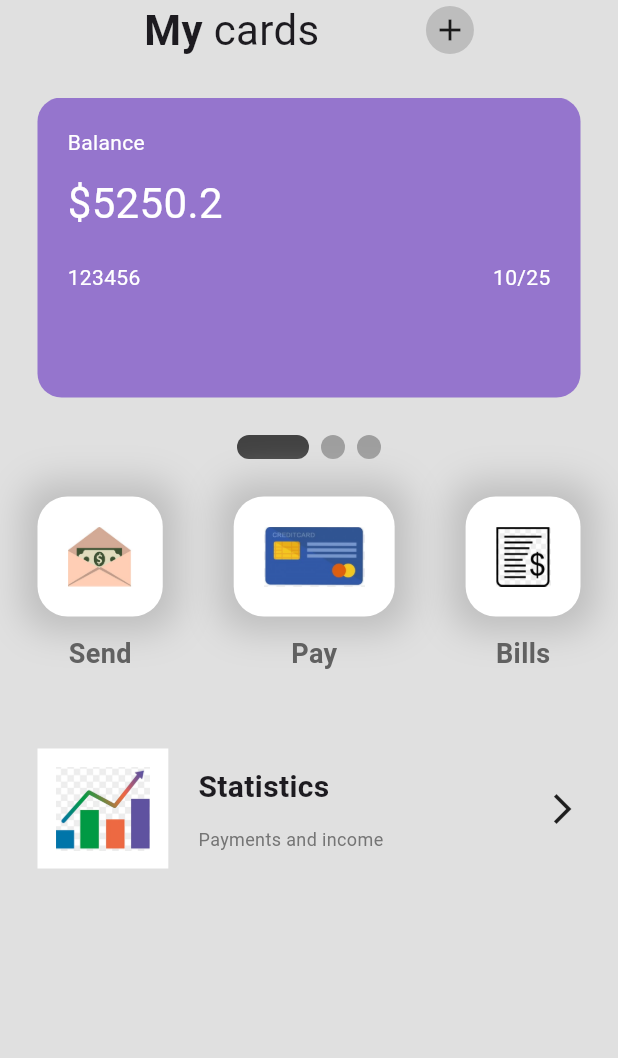
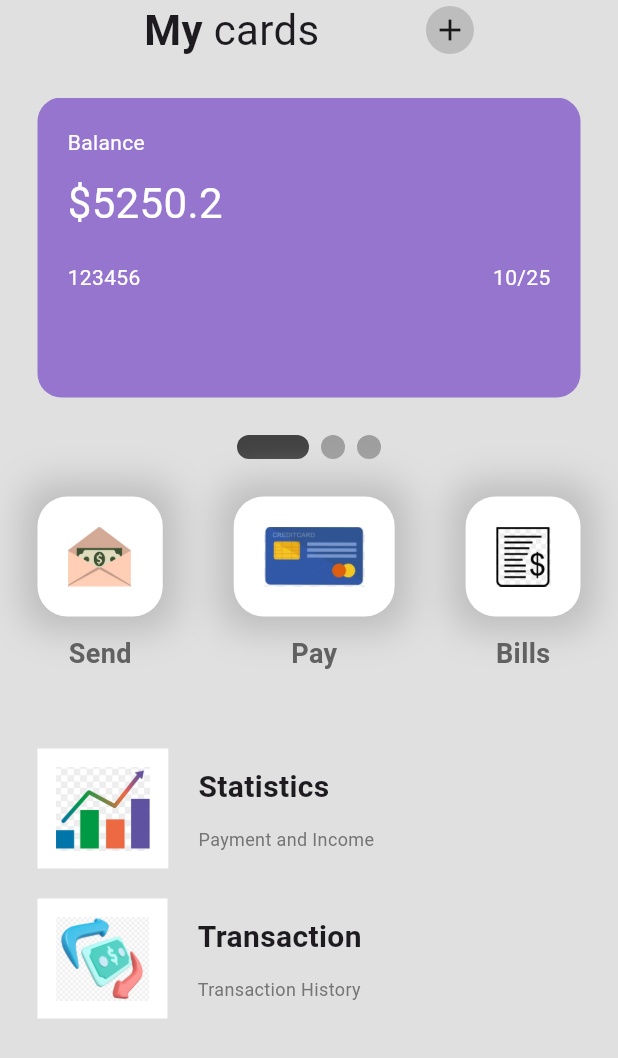
Before and after one commit to JAIII12/WalletUi, a Flutter app: the screen it shows after launch, on a phone screen of 412 x 824 dp. Shown: the top 1058 px of the screen. Run offline on Flutter 3.47's test engine with Material 3 defaults, Android fonts, the phone set to English and light mode, and no system bars; drawn by our look-alikes of smooth_page_indicator.

Commit message:
sixth commit

```diff
--- a/lib/pages/home_page.dart
+++ b/lib/pages/home_page.dart
@@ -2,6 +2,7 @@ import 'package:flutter/material.dart';
 import 'package:smooth_page_indicator/smooth_page_indicator.dart';
 import 'package:walletui/util/my_button.dart';
 import 'package:walletui/util/my_card.dart';
+import 'package:walletui/util/my_listed_tile.dart';
 
 class HomePage extends StatefulWidget {
   const HomePage({super.key});
@@ -120,50 +121,19 @@ class _HomePageState extends State<HomePage> {
               child: Column(
                 children: [
                   // Statistics
-                  Row(
-                    mainAxisAlignment: MainAxisAlignment.spaceBetween,
-                    children: [
-                      Row(children: [
-                        // Icon
-                      Container(
-                        height: 80,
-                        padding: EdgeInsets.all(12),
-                        decoration: BoxDecoration(color: Colors.white),
-                        child: Image.asset('lib/icons/statistics.png'),
-                      ),
+                  MyListedTile(iconImagePath: 'lib/icons/statistics.png',
+                  titleText: 'Statistics',
+                  titleSubTitle: 'Payment and Income'
+                   ),
 
-                      SizedBox(width: 20,),
-                      // Text and statistics info
-                      Column(
-                        crossAxisAlignment: CrossAxisAlignment.start,
-                        children: [
-                          Text(
-                            'Statistics',
-                            style: TextStyle(
-                              fontWeight: FontWeight.bold,
-                              fontSize: 20,
-                            ),
-                          ),
-                          SizedBox(height: 12),
-                          Text(
-                            'Payments and income',
-                            style: TextStyle(
-                              color: Colors.grey[600],
-                              fontSize: 12,
-                            ),
-                          ),
-                        ],
-                      ),
-                      ],
-                      ),
+                  // Transaction
+
+                    MyListedTile(iconImagePath: 'lib/icons/transaction.png',
+                  titleText: 'Transaction',
+                  titleSubTitle: 'Transaction History'
+                   ),
 
 
-                      Icon(Icons.arrow_forward_ios),
-
-                      //transactions
-
-                    ],
-                  ),
                 ],
               ),
             ),
--- a/lib/util/my_listed_tile.dart
+++ b/lib/util/my_listed_tile.dart
@@ -1,29 +1,42 @@
 import 'package:flutter/material.dart';
 
 class MyListedTile extends StatelessWidget {
-  const MyListedTile({super.key});
+
+  final String iconImagePath;
+  final String titleText;
+  final String titleSubTitle;
+
+const MyListedTile({
+  Key? key,
+  required this.iconImagePath,
+  required this.titleText,
+  required this.titleSubTitle,
+}) : super(key: key);
+
 
   @override
   Widget build(BuildContext context) {
-    return Row(
+    return Padding(
+      padding: const EdgeInsets.only(bottom:20.0),
+      child: Row(
         mainAxisAlignment: MainAxisAlignment.spaceBetween,
         children: [
-                      Row(children: [
+          Row(
+            children: [
               // Icon
               Container(
                 height: 80,
                 padding: EdgeInsets.all(12),
                 decoration: BoxDecoration(color: Colors.white),
-                        child: Image.asset('lib/icons/statistics.png'),
+                child: Image.asset(iconImagePath),
               ),
-
-                      SizedBox(width: 20,),
+              SizedBox(width: 20),
               // Text and statistics info
               Column(
                 crossAxisAlignment: CrossAxisAlignment.start,
                 children: [
                   Text(
-                            'Statistics',
+                    titleText,
                     style: TextStyle(
                       fontWeight: FontWeight.bold,
                       fontSize: 20,
@@ -31,7 +44,7 @@ class MyListedTile extends StatelessWidget {
                   ),
                   SizedBox(height: 12),
                   Text(
-                            'Payments and income',
+                    titleSubTitle,
                     style: TextStyle(
                       color: Colors.grey[600],
                       fontSize: 12,
@@ -41,5 +54,8 @@ class MyListedTile extends StatelessWidget {
               ),
             ],
           ),
+        ],
+      ),
+    ); // <-- Missing semicolon and closing parenthesis added here
   }
 }
```
Lines whose indentation alone changed are shown as unchanged.
